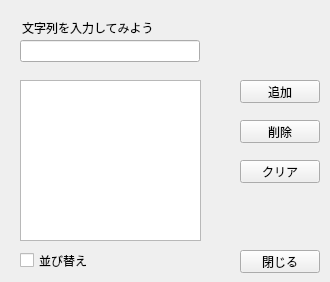
kotetsu1701a/qt-practice, file listwidget-practice/mainwindow.ui: the form before one commit.
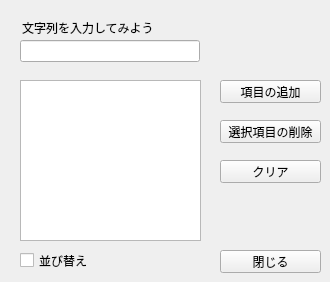
The form after the commit.

The edit to the form file:
```diff
--- a/listwidget-practice/mainwindow.ui
+++ b/listwidget-practice/mainwindow.ui
@@ -38,14 +38,14 @@
    <widget class="QPushButton" name="addButton">
     <property name="geometry">
      <rect>
-      <x>240</x>
+      <x>220</x>
       <y>80</y>
-      <width>80</width>
+      <width>101</width>
       <height>23</height>
      </rect>
     </property>
     <property name="text">
-     <string>追加</string>
+     <string>項目の追加</string>
     </property>
    </widget>
    <widget class="QLineEdit" name="lineEdit">
@@ -61,9 +61,9 @@
    <widget class="QPushButton" name="closeButton">
     <property name="geometry">
      <rect>
-      <x>240</x>
+      <x>220</x>
       <y>250</y>
-      <width>80</width>
+      <width>101</width>
       <height>23</height>
      </rect>
     </property>
@@ -74,22 +74,22 @@
    <widget class="QPushButton" name="deleteButton">
     <property name="geometry">
      <rect>
-      <x>240</x>
+      <x>220</x>
       <y>120</y>
-      <width>80</width>
+      <width>101</width>
       <height>23</height>
      </rect>
     </property>
     <property name="text">
-     <string>削除</string>
+     <string>選択項目の削除</string>
     </property>
    </widget>
    <widget class="QPushButton" name="clearButton">
     <property name="geometry">
      <rect>
-      <x>240</x>
+      <x>220</x>
       <y>160</y>
-      <width>80</width>
+      <width>101</width>
       <height>23</height>
      </rect>
     </property>
```
Left out of the diff: 40 changed lines with no effect on the pictures.
